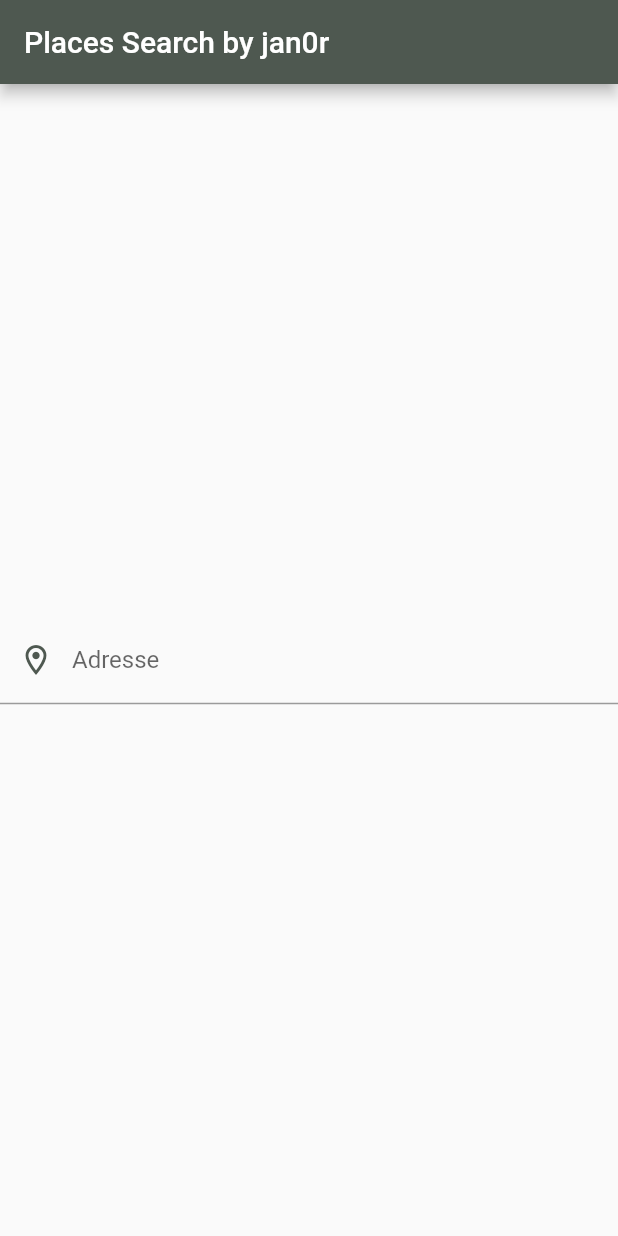
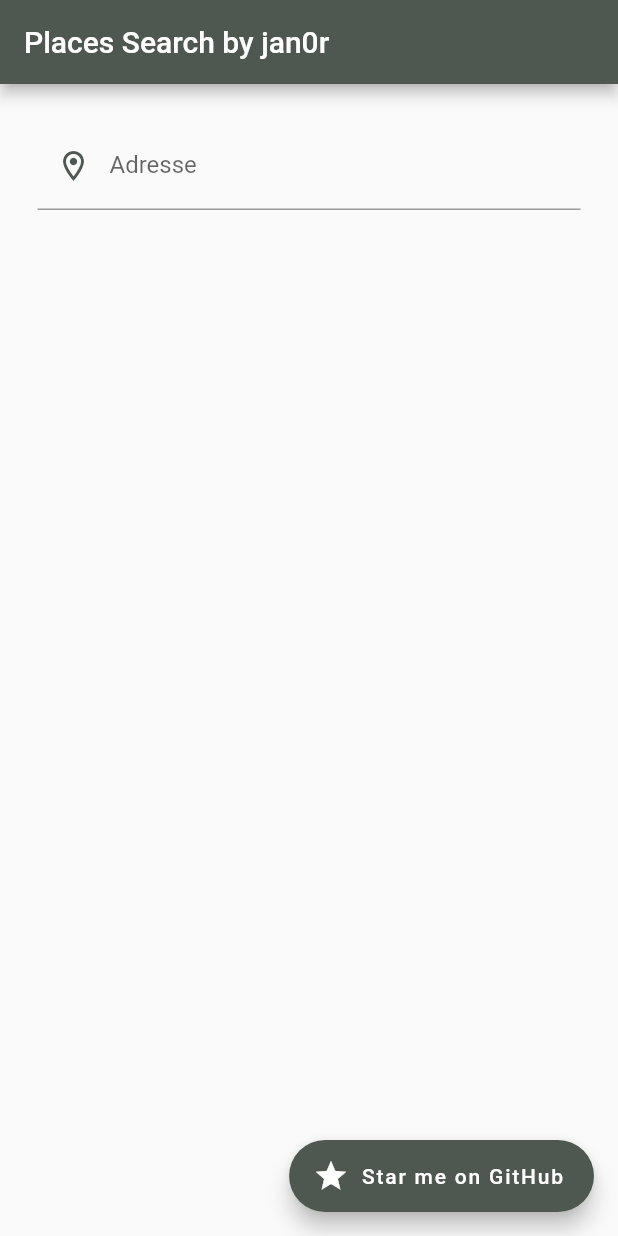
Before and after one commit to jan0r/PlacesSearch, a Flutter app: the screen it shows after launch, on a phone screen of 412 x 824 dp. Run offline on Flutter 3.47's test engine with Material 2 defaults, Android fonts, the phone set to English and light mode, and no system bars; our stand-ins replace geolocator; missing offline and left inert: google_maps_webservice, google_place.

Commit message:
finished styling

```diff
--- a/lib/main.dart
+++ b/lib/main.dart
@@ -35,7 +35,6 @@ class MyApp extends StatelessWidget {
         // or simply save your changes to "hot reload" in a Flutter IDE).
         // Notice that the counter didn't reset back to zero; the application
         // is not restarted.
-
       ),
       home: MyHomePage(title: 'Places Search by jan0r'),
     );
@@ -109,7 +108,9 @@ class _MyHomePageState extends State<MyHomePage> {
         // the App.build method, and use it to set our appbar title.
         title: Text(widget.title),
       ),
-      body: Center(
+      body: Padding(
+        padding: const EdgeInsets.all(25.0),
+        child: Center(
           // Center is a layout widget. It takes a single child and positions it
           // in the middle of the parent.
           child: Column(
@@ -127,11 +128,10 @@ class _MyHomePageState extends State<MyHomePage> {
             // center the children vertically; the main axis here is the vertical
             // axis because Columns are vertical (the cross axis would be
             // horizontal).
-          mainAxisAlignment: MainAxisAlignment.center,
+            mainAxisAlignment: MainAxisAlignment.start,
             children: <Widget>[
               //Address input field
               Container(
-              padding: EdgeInsets.symmetric(vertical: _verticalSpace),
                 child: Column(
                   children: [
                     TextFormField(
@@ -139,7 +139,7 @@ class _MyHomePageState extends State<MyHomePage> {
                       onChanged: (value) {
                         if (value.isNotEmpty) {
                           autoCompleteSearch(value);
-                        cardHeight = 170.0;
+                          cardHeight = 500.0;
                         } else {
                           if (predictions.length > 0 && mounted) {
                             setState(() {
@@ -172,6 +172,7 @@ class _MyHomePageState extends State<MyHomePage> {
                             onTap: () {
                               setState(() {
                                 _addressController.text = predictions[index].description;
+                                print(predictions[index].description);
                                 cardHeight = 0.0;
                               });
                             },
@@ -185,11 +186,15 @@ class _MyHomePageState extends State<MyHomePage> {
             ],
           ),
         ),
-      // floatingActionButton: FloatingActionButton(
-      //   onPressed: _incrementCounter,
-      //   tooltip: 'Increment',
-      //   child: Icon(Icons.add),
-      // ), // This trailing comma makes auto-formatting nicer for build methods.
+      ),
+      floatingActionButton: FloatingActionButton.extended(
+        onPressed: () {
+          // Add your onPressed code here!
+        },
+        label: const Text('Star me on GitHub'),
+        icon: const Icon(Icons.star),
+        backgroundColor: Color(0xff4e5850),
+      ), // This trailing comma makes auto-formatting nicer for build methods.
     );
   }
 }
```
Lines whose indentation alone changed are shown as unchanged.
